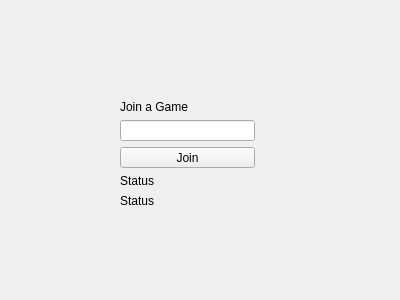
This is src/PacManQt/clientwindow.ui in przemekBielak/PacMan-online as Qt 5 draws it before an edit. The edited form follows.
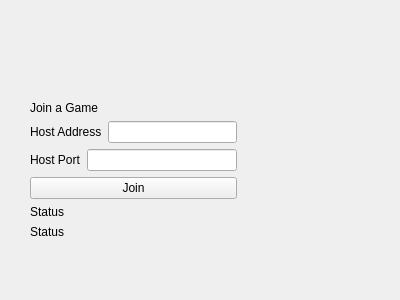
This is the edited form.

Commit message: Added port and address selection to clientwindow.

Diff of the .ui file:
```diff
--- a/src/PacManQt/clientwindow.ui
+++ b/src/PacManQt/clientwindow.ui
@@ -13,13 +13,13 @@
   <property name="windowTitle">
    <string>Form</string>
   </property>
-  <widget class="QWidget" name="layoutWidget">
+  <widget class="QWidget" name="">
    <property name="geometry">
     <rect>
-     <x>120</x>
-     <y>100</y>
-     <width>135</width>
-     <height>108</height>
+     <x>30</x>
+     <y>101</y>
+     <width>207</width>
+     <height>138</height>
     </rect>
    </property>
    <layout class="QVBoxLayout" name="verticalLayout">
@@ -31,7 +31,32 @@
      </widget>
     </item>
     <item>
-     <widget class="QLineEdit" name="lineEdit"/>
+     <layout class="QHBoxLayout" name="horizontalLayout">
+      <item>
+       <widget class="QLabel" name="label_HostAddress">
+        <property name="text">
+         <string>Host Address</string>
+        </property>
+       </widget>
+      </item>
+      <item>
+       <widget class="QLineEdit" name="lineEdit_HostAddressText"/>
+      </item>
+     </layout>
+    </item>
+    <item>
+     <layout class="QHBoxLayout" name="horizontalLayout_2">
+      <item>
+       <widget class="QLabel" name="label_HostPort">
+        <property name="text">
+         <string>Host Port</string>
+        </property>
+       </widget>
+      </item>
+      <item>
+       <widget class="QLineEdit" name="lineEdit_HostPortText"/>
+      </item>
+     </layout>
     </item>
     <item>
      <widget class="QPushButton" name="pushButton_Join">
```
Left out of the diff: 2 changed lines with no effect on the pictures. The commit also changes 4 other files.
